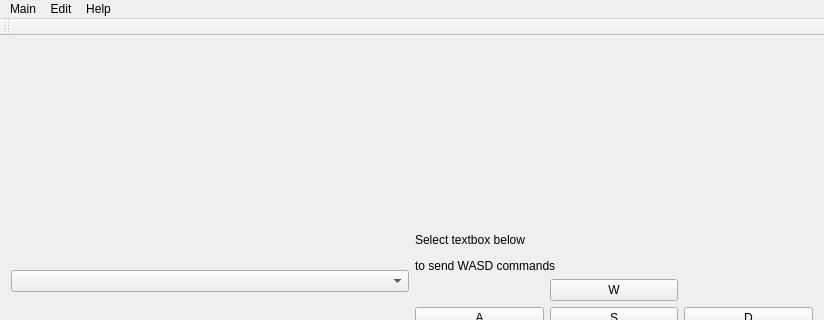
Before: the Qt Designer form mainwindow.ui in nico-izo/serialArDu, drawn with Qt 5; both pictures show x 0 to 824 and y 0 to 320 of the 824 by 548 pixel window.
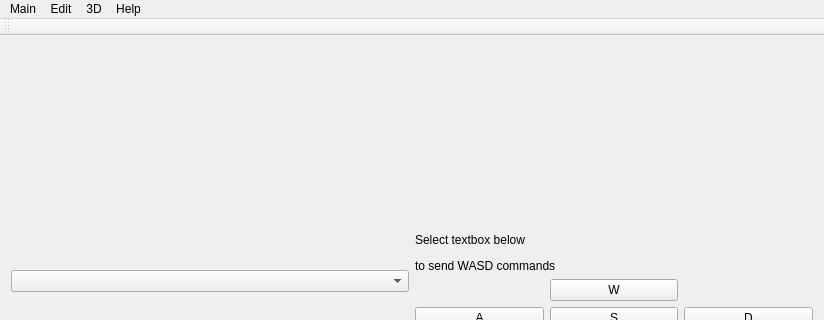
After: the same form once the commit is applied.

The edit to the form file:
```diff
--- a/mainwindow.ui
+++ b/mainwindow.ui
@@ -101,8 +101,15 @@
     <addaction name="actionAbout"/>
     <addaction name="actionAboutQt"/>
    </widget>
+   <widget class="QMenu" name="menu3D">
+    <property name="title">
+     <string>3D</string>
+    </property>
+    <addaction name="actionOpen3D"/>
+   </widget>
    <addaction name="menuMain"/>
    <addaction name="menuEdit"/>
+   <addaction name="menu3D"/>
    <addaction name="menuHelp"/>
   </widget>
   <widget class="QToolBar" name="mainToolBar">
```
Left out of the diff: 5 changed lines with no effect on the pictures.
